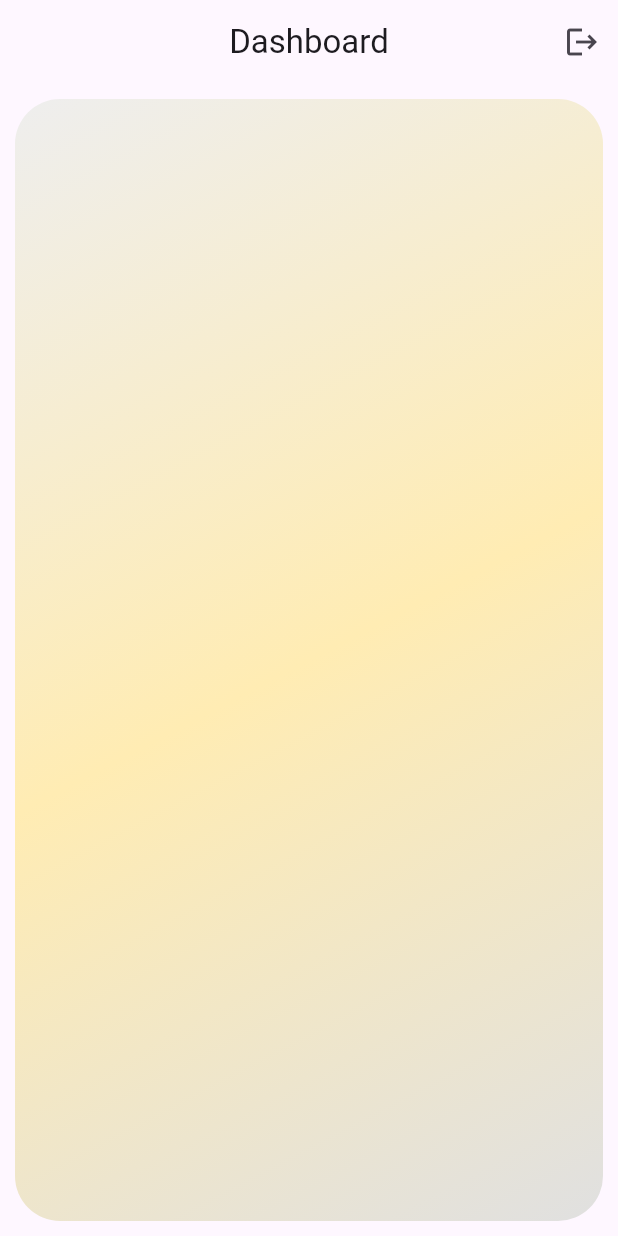
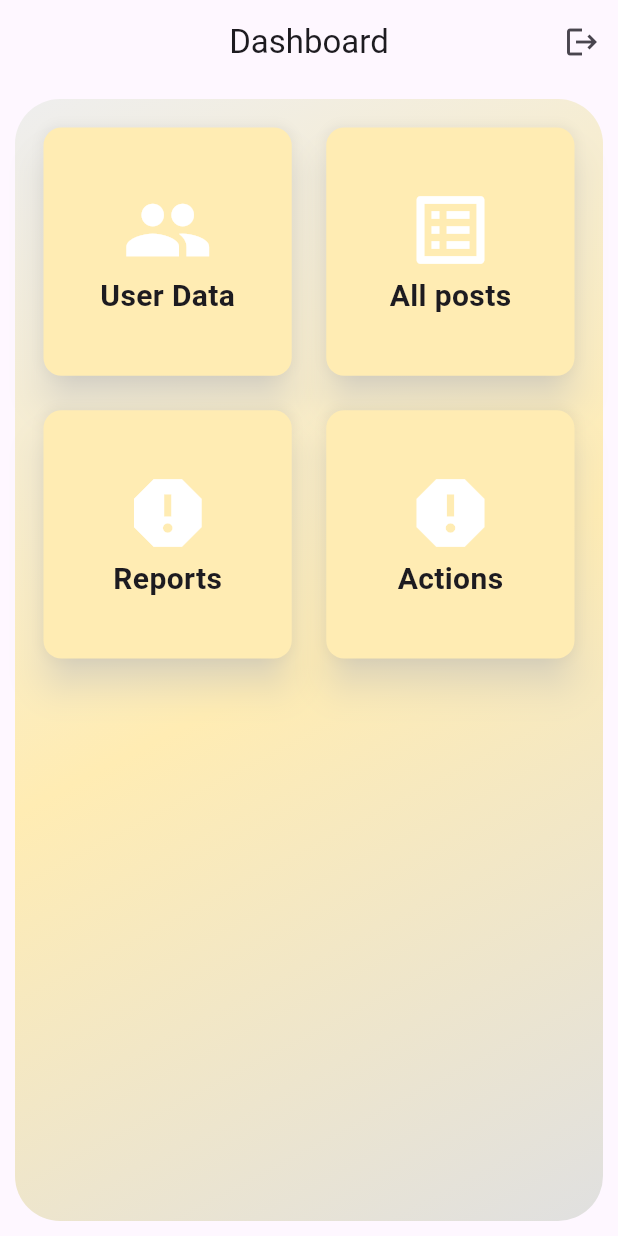
Before and after one commit to atik1312/home_finder, a Flutter app: the DashboardPage screen opened by its route, on a phone screen of 412 x 824 dp. Run offline on Flutter 3.47's test engine with Material 3 defaults, Android fonts, the phone set to English and light mode, and no system bars; our stand-ins replace firebase_auth, firebase_core, flutter_easyloading, go_router, lottie; accounts and stored records are empty.

Commit message:
dash board 2

```diff
--- a/lib/pages/dashboard.dart
+++ b/lib/pages/dashboard.dart
@@ -48,6 +48,74 @@ class _DashboardPageState extends State<DashboardPage> {
         child: GridView(
           gridDelegate: SliverGridDelegateWithFixedCrossAxisCount(crossAxisCount: 2,crossAxisSpacing: 15,mainAxisSpacing: 15),
         children: [
+          GestureDetector(
+            onTap: () {
+
+            },
+            child: Card(
+              elevation: 10,
+              shadowColor: Colors.white,
+              color: Colors.amber.shade100,
+              child: Center(child: Column(
+                mainAxisAlignment: MainAxisAlignment.center,
+                children: [
+                  Icon(Icons.people,color: Colors.white,size: 60,),
+                  Text("User Data",style: TextStyle(fontSize: 20,fontWeight: FontWeight.bold),)
+                ],
+              ),),
+            ),
+          ),
+           GestureDetector(
+            onTap: () {
+
+            },
+            child: Card(
+              elevation: 10,
+              shadowColor: Colors.white,
+              color: Colors.amber.shade100,
+              child: Center(child: Column(
+                mainAxisAlignment: MainAxisAlignment.center,
+                children: [
+                  Icon(Icons.list_alt,color: Colors.white,size: 60,),
+                  Text("All posts",style: TextStyle(fontSize: 20,fontWeight: FontWeight.bold),)
+                ],
+              ),),
+            ),
+          ),
+            GestureDetector(
+            onTap: () {
+
+            },
+            child: Card(
+              elevation: 10,
+              shadowColor: Colors.white,
+              color: Colors.amber.shade100,
+              child: Center(child: Column(
+                mainAxisAlignment: MainAxisAlignment.center,
+                children: [
+                  Icon(Icons.report,color: Colors.white,size: 60,),
+                  Text("Reports",style: TextStyle(fontSize: 20,fontWeight: FontWeight.bold),)
+                ],
+              ),),
+            ),
+          ),
+             GestureDetector(
+            onTap: () {
+
+            },
+            child: Card(
+              elevation: 10,
+              shadowColor: Colors.white,
+              color: Colors.amber.shade100,
+              child: Center(child: Column(
+                mainAxisAlignment: MainAxisAlignment.center,
+                children: [
+                  Icon(Icons.report,color: Colors.white,size: 60,),
+                  Text("Actions",style: TextStyle(fontSize: 20,fontWeight: FontWeight.bold),)
+                ],
+              ),),
+            ),
+          ),
 
         ],
         ),
```
